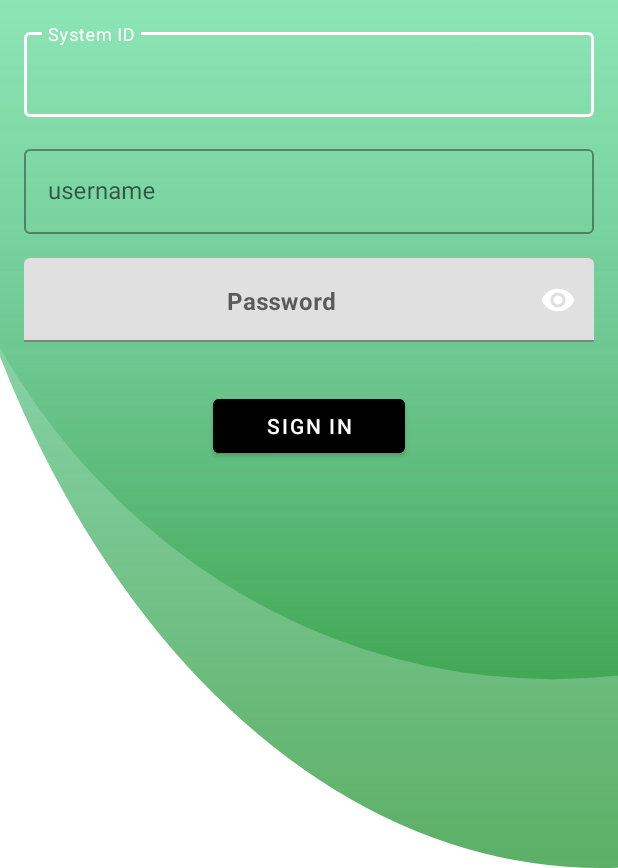
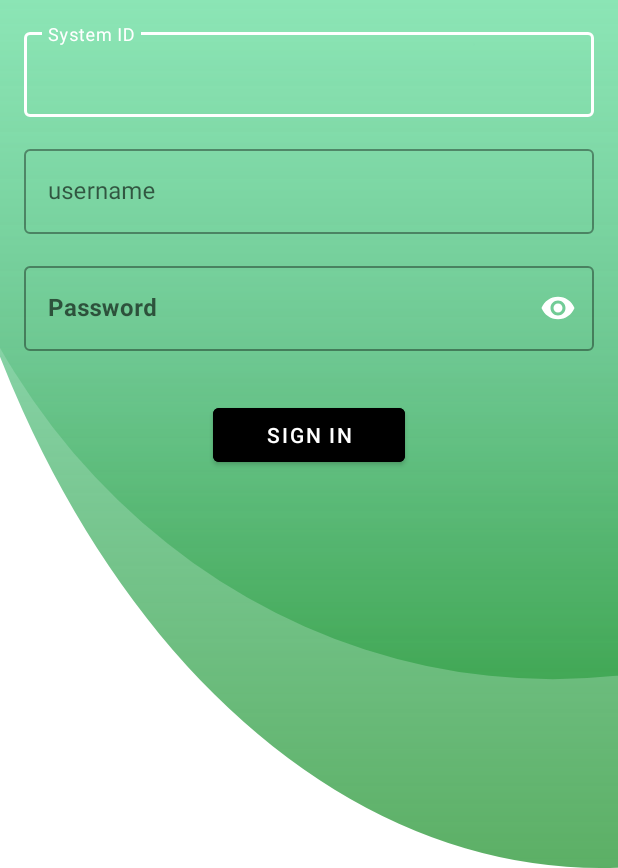
Before and after one commit to yashambkr/VirtualFarm, an Android app: the screen it shows after launch (LoginPage), on a phone screen of 412 x 824 dp, the part 368-1236 px from its top. Run offline under Robolectric (Android 15) with nearby library versions, the phone set to English and light mode, and no system bars; our stand-ins replace Firebase (no records; nobody signed in at launch, a user with empty details on screens opened directly).

Commit message:
login page

```diff
--- a/app/src/main/res/layout/login_page.xml
+++ b/app/src/main/res/layout/login_page.xml
@@ -64,7 +64,8 @@
         android:layout_marginEnd="16dp"
         app:endIconMode="password_toggle"
         app:endIconTint="@color/black"
-        app:hintAnimationEnabled="true">
+        app:hintAnimationEnabled="true"
+        style="@style/Widget.MaterialComponents.TextInputLayout.OutlinedBox">
 
         <com.google.android.material.textfield.TextInputEditText
             android:id="@+id/password"
@@ -73,7 +74,7 @@
             android:hint="Password"
             android:textStyle="bold"
             android:inputType="textPassword"
-            android:gravity="center_horizontal" />
+            />
     </com.google.android.material.textfield.TextInputLayout>
 
     <Button
--- a/app/src/main/res/values/strings.xml
+++ b/app/src/main/res/values/strings.xml
@@ -22,5 +22,7 @@
     <string name="_0">0</string>
     <string name="temperature4">Temperature</string>
     <string name="tank_water_level">Tank water level</string>
+    <string name="username">Username</string>
+    <string name="systemID">System ID</string>
 
 </resources>
```
